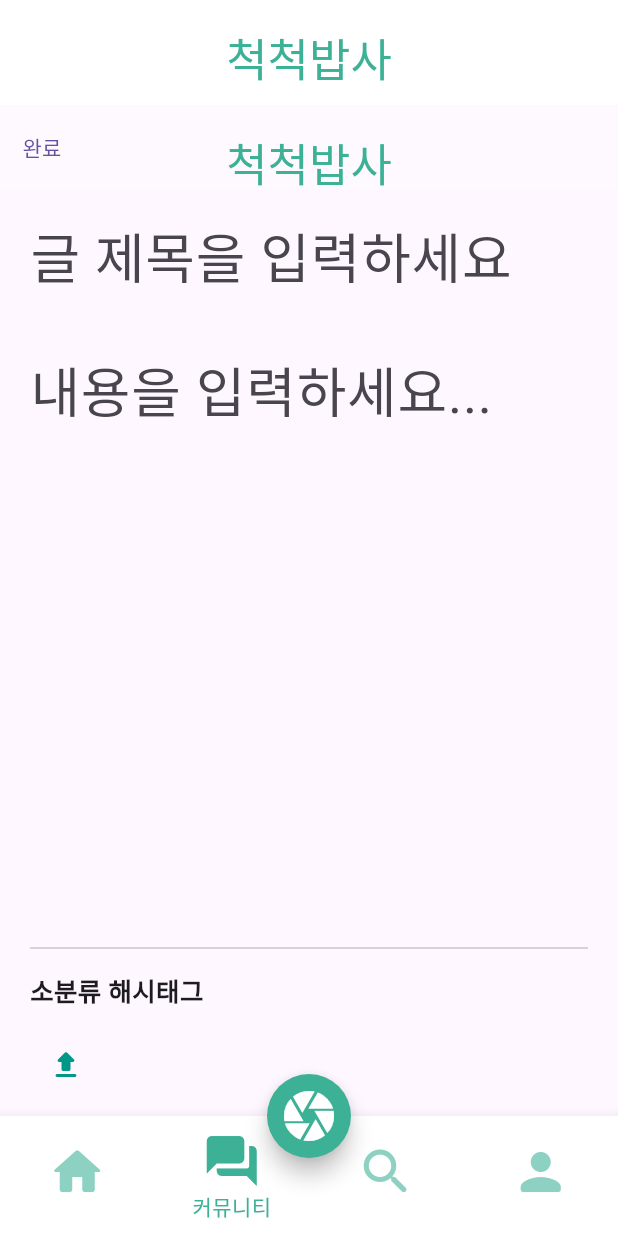
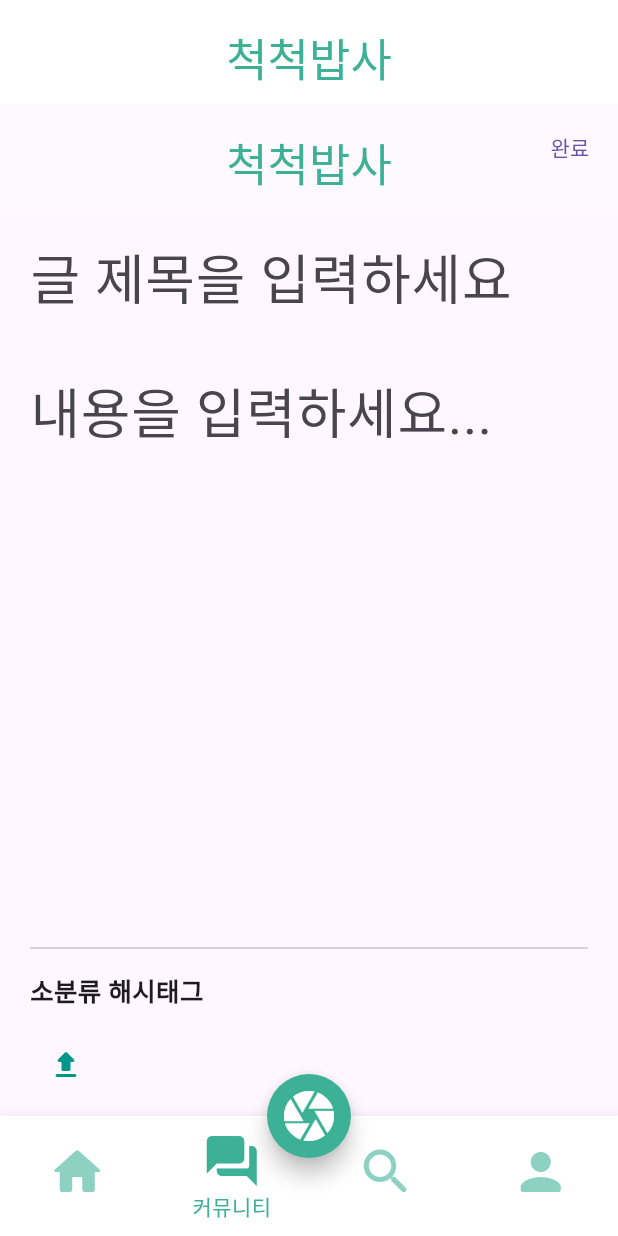
Before and after one commit to 25-1AlphaProject/Frontend, a Flutter app: the Layout screen opened directly, item 2 of the bottom bar chosen, on a phone screen of 412 x 824 dp. Run offline on Flutter 3.47's test engine with Material 3 defaults, Android fonts, the phone set to English and light mode, and no system bars; our stand-ins replace card_swiper, fl_chart, image_picker, percent_indicator, shared_preferences, timer_builder; missing offline and left inert: gradient_elevated_button, linear_progress_bar, string_similarity; accounts and stored records are empty; network calls fail; Roboto replaces fonts that are missing (Pretendard-regular, yg-jalnan); statements that could not run were skipped.

Commit message:
EDIT: baseAppBar form

```diff
--- a/alpha_front/lib/community/write.dart
+++ b/alpha_front/lib/community/write.dart
@@ -1,5 +1,7 @@
+import 'package:alpha_front/widgets/base_app_bar.dart';
 import 'package:flutter/material.dart';
 import 'package:alpha_front/services/api_service.dart';
+import 'package:alpha_front/widgets/base_app_bar.dart';
 
 class PostCreatePage extends StatefulWidget {
   const PostCreatePage({super.key});
@@ -15,17 +17,8 @@ class _PostCreatePageState extends State<PostCreatePage> {
   @override
   Widget build(BuildContext context) {
     return Scaffold(
-      appBar: AppBar(
-        centerTitle: true,
-        backgroundColor: Colors.white.withAlpha(26),
-        title: Padding(
-          padding: const EdgeInsets.only(top: 20),
-          child: Text(
-            '척척밥사',
-            style: Theme.of(context).textTheme.titleLarge,
-          ),
-        ),
-        leading: TextButton(
+      appBar: BaseAppbar(
+        actionButton: TextButton(
           onPressed: () async {
             final success = await ApiService.write(
               titleController.text,
--- a/alpha_front/lib/widgets/base_app_bar.dart
+++ b/alpha_front/lib/widgets/base_app_bar.dart
@@ -1,17 +1,20 @@
 import 'package:flutter/material.dart';
 
 class BaseAppbar extends StatelessWidget implements PreferredSizeWidget {
+  final String title;
+  final Widget? actionButton;
 
   const BaseAppbar({
     super.key,
+    this.title = '척척밥사',
+    this.actionButton,
   });
 
   @override
   Widget build(BuildContext context) {
     return AppBar(
       centerTitle: true,
-      backgroundColor:
-        Colors.white.withAlpha(26),
+      backgroundColor: Colors.white.withAlpha(26),
       title: Padding(
         padding: const EdgeInsets.only(top: 20),
         child: Text(
@@ -19,6 +22,9 @@ class BaseAppbar extends StatelessWidget implements PreferredSizeWidget {
           style: Theme.of(context).textTheme.titleLarge,
         ),
       ),
+      actions: [
+        if (actionButton != null) actionButton!,
+      ],
     );
   }
 
```
